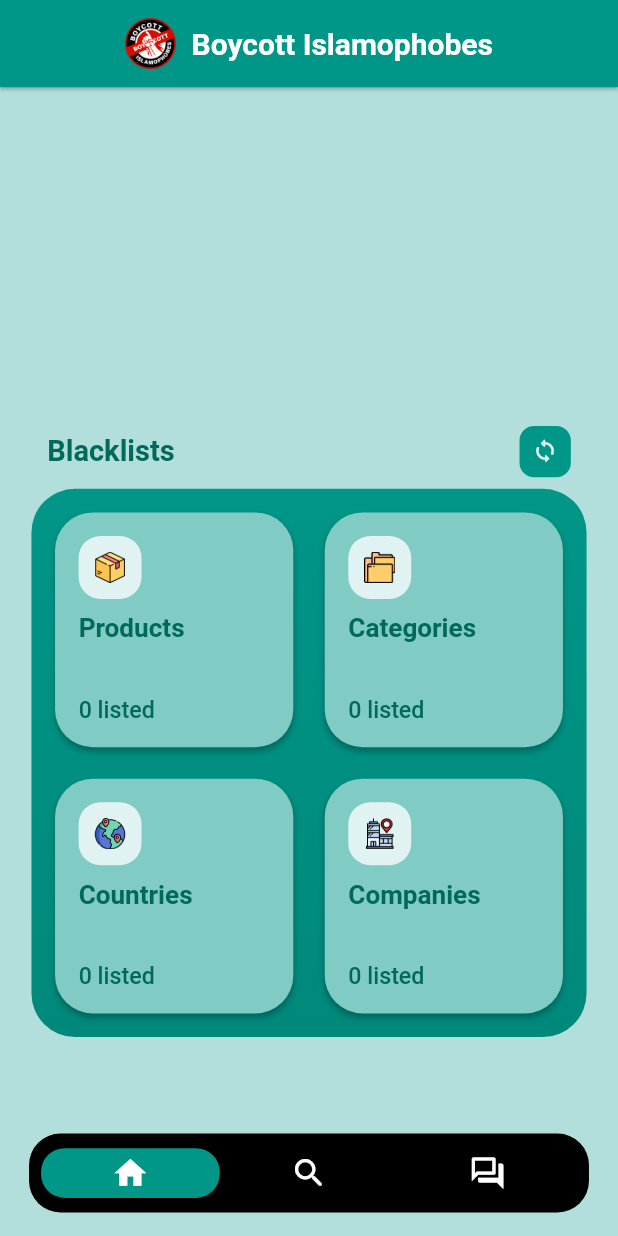
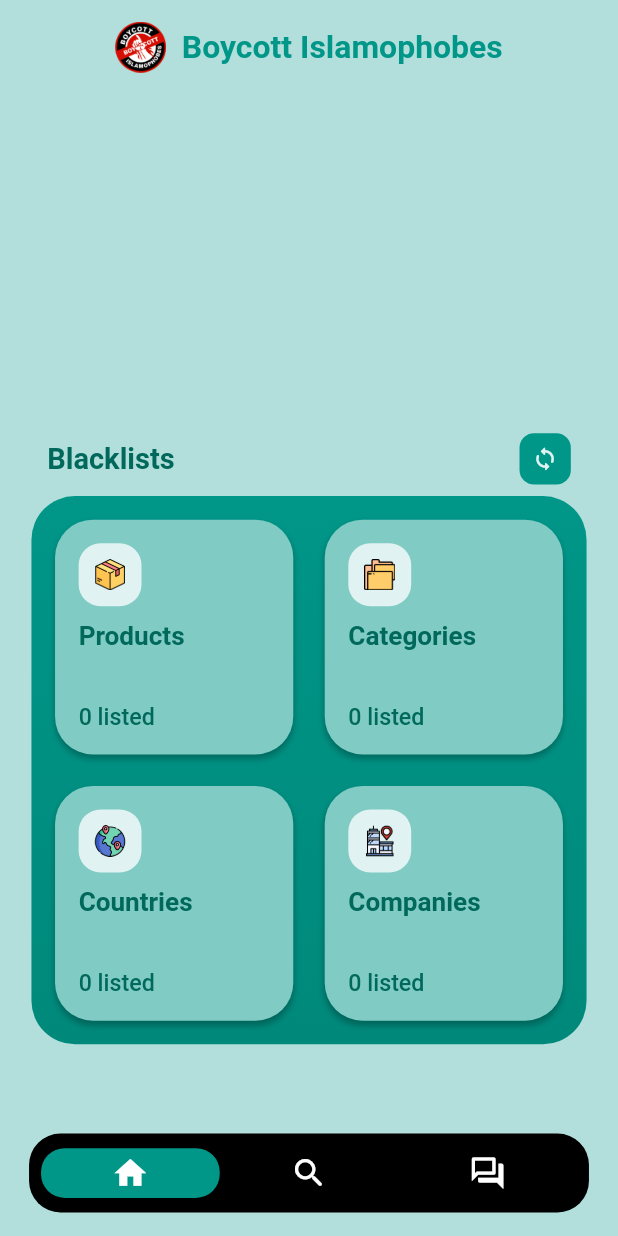
Before and after one commit to motasimfuad/Boycott-Islamophobes, a Flutter app: the screen it shows after launch, on a phone screen of 412 x 824 dp. Run offline on Flutter 3.47's test engine with Material 2 defaults, Android fonts, the phone set to English and light mode, and no system bars; drawn by our look-alikes of carousel_slider, floating_bottom_navigation_bar; our stand-ins replace accordion, badges, bloc, cached_network_image, cloud_firestore, dartz and 13 more; accounts and stored records are empty.

```diff
--- a/lib/core/widgets/k_appbar.dart
+++ b/lib/core/widgets/k_appbar.dart
@@ -7,6 +7,7 @@ class KAppbar extends StatelessWidget implements PreferredSizeWidget {
   final double? elevation;
   final Widget? content;
   final Color? color;
+  final Color? titleColor;
   final IconData? actionBtn;
   final Function()? onActionPress;
   final PreferredSizeWidget? bottom;
@@ -17,6 +18,7 @@ class KAppbar extends StatelessWidget implements PreferredSizeWidget {
     this.elevation,
     this.content,
     this.color,
+    this.titleColor,
     this.actionBtn,
     this.onActionPress,
     this.bottom,
@@ -29,7 +31,12 @@ class KAppbar extends StatelessWidget implements PreferredSizeWidget {
           ? Container(
               child: content,
             )
-          : Text(title),
+          : Text(
+              title,
+              style: TextStyle(
+                color: titleColor,
+              ),
+            ),
       elevation: elevation ?? 1,
       backgroundColor: color ?? Colors.black,
       centerTitle: true,
--- a/lib/features/home/presentation/pages/home_page.dart
+++ b/lib/features/home/presentation/pages/home_page.dart
@@ -56,9 +56,9 @@ class _HomePageState extends State<HomePage> {
       backgroundColor: KColors.primary.shade100,
       appBar: KAppbar(
         title: 'Boycott Islamophobes',
-        height: 60.h,
-        color: KColors.primary,
-        // elevation: 2,
+        height: 65.h,
+        color: KColors.primary.shade100,
+        elevation: 0,
         content: Row(
           crossAxisAlignment: CrossAxisAlignment.center,
           mainAxisAlignment: MainAxisAlignment.center,
@@ -68,11 +68,12 @@ class _HomePageState extends State<HomePage> {
               child: Image.asset('assets/images/logo.png'),
             ),
             SizedBox(width: 10.w),
-            const Text(
+            Text(
               'Boycott Islamophobes',
               style: TextStyle(
-                // color: Colors.black,
+                color: KColors.primary,
                 fontWeight: FontWeight.bold,
+                fontSize: 22.sp,
               ),
             ),
           ],
```
Also changed, not shown: pubspec.yaml (+8 -0 lines), assets/images/logo_foreground.png (added), pubspec.lock, 29 other files.
